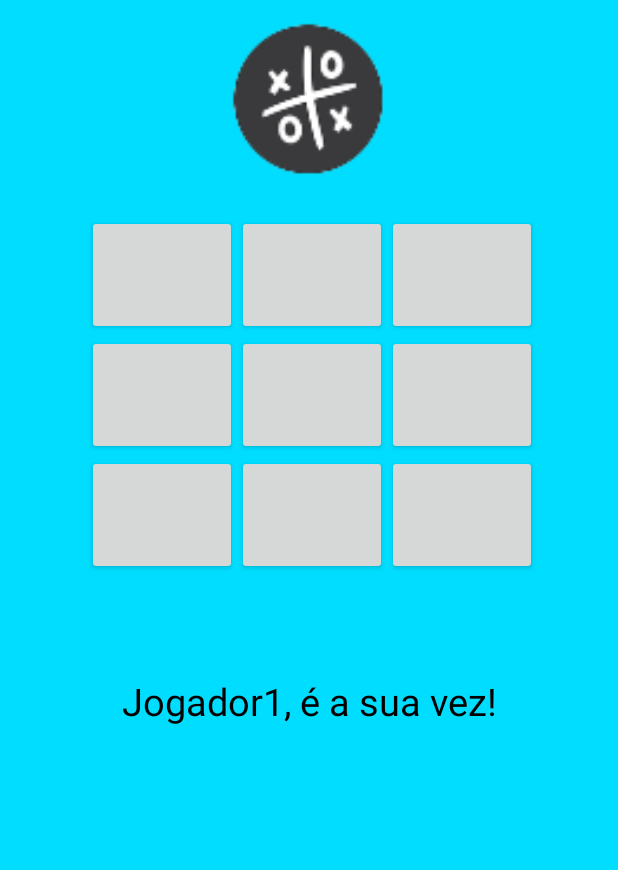
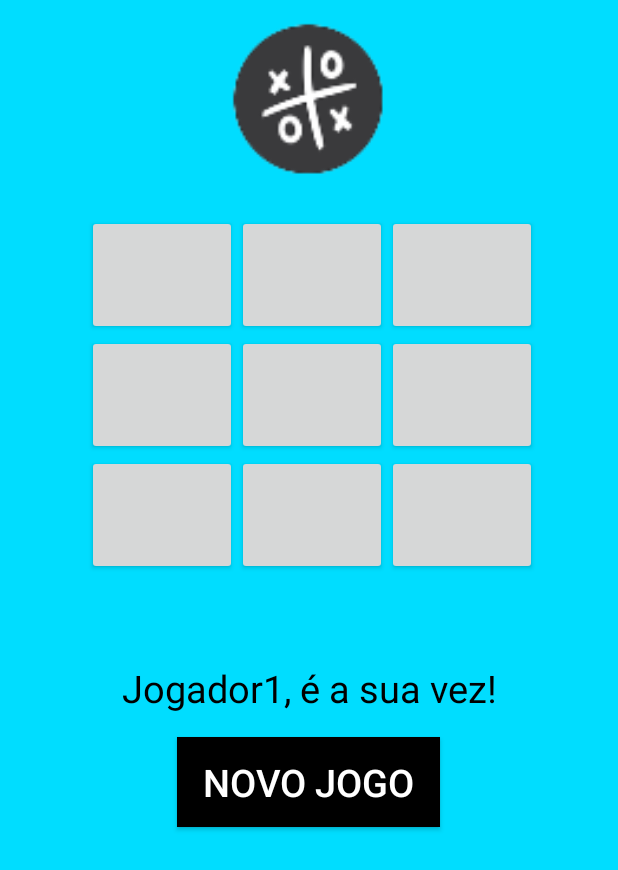
Before and after one commit to marcoscastro/appjogodavelha, an Android app: the screen it shows after launch (GameActivity), after a tap on "JOGAR", on a phone screen of 412 x 824 dp. Shown: the top 870 px of the screen. Run offline under Robolectric (Android 15) with nearby library versions, the phone set to English and light mode, and no system bars.

Commit message:
aplicativo finalizado

```diff
--- a/app/src/main/res/layout/activity_game.xml
+++ b/app/src/main/res/layout/activity_game.xml
@@ -129,4 +129,17 @@
         android:gravity="center"
         android:textColor="@android:color/background_dark" />
 
+    <Button
+        android:text="@string/reset"
+        android:layout_width="175dp"
+        android:layout_height="60dp"
+        android:textSize="25sp"
+        android:id="@+id/btn1"
+        android:gravity="center"
+        android:layout_alignStart="@+id/reset"
+        android:onClick="reset"
+        android:layout_gravity="center"
+        android:background="@android:color/black"
+        android:textColor="@android:color/background_light"/>
+
 </LinearLayout>
--- a/app/src/main/res/values/strings.xml
+++ b/app/src/main/res/values/strings.xml
@@ -4,4 +4,5 @@
     <string name="jogador1">Nome do jogador 1:</string>
     <string name="jogador2">Nome do jogador 2:</string>
     <string name="jogar">Jogar</string>
+    <string name="reset">Novo jogo</string>
 </resources>
```
Also changed, not shown: app/src/main/java/com/mcastrosouza/jogodavelha/GameActivity.java (+82 -46 lines).
